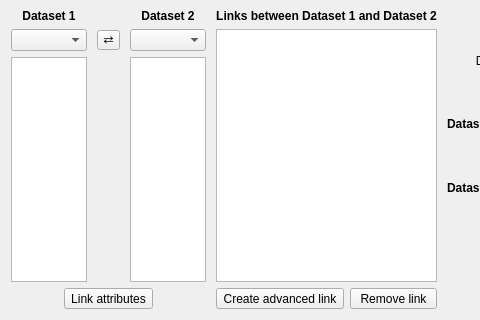
First picture: the form in glue/dialogs/link_editor/qt/link_editor_widget.ui, repository glue-viz/glue, before the edit; both pictures show x 0 to 480 and y 328 to 648 of the 627 by 648 pixel window.
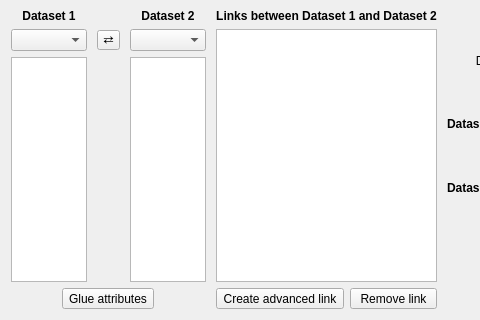
Second picture: the form after the edit. Custom widgets are drawn as their Qt base class.

Commit message: Make sure that attributes get updated in list of links when changing the attributes via the drop-down menus.

The edit to the form file:
```diff
--- a/glue/dialogs/link_editor/qt/link_editor_widget.ui
+++ b/glue/dialogs/link_editor/qt/link_editor_widget.ui
@@ -125,7 +125,7 @@
        <item>
         <widget class="QToolButton" name="button_simple_link">
          <property name="text">
-          <string>Link attributes</string>
+          <string>Glue attributes</string>
          </property>
         </widget>
        </item>
```
The commit also changes 3 other files.
